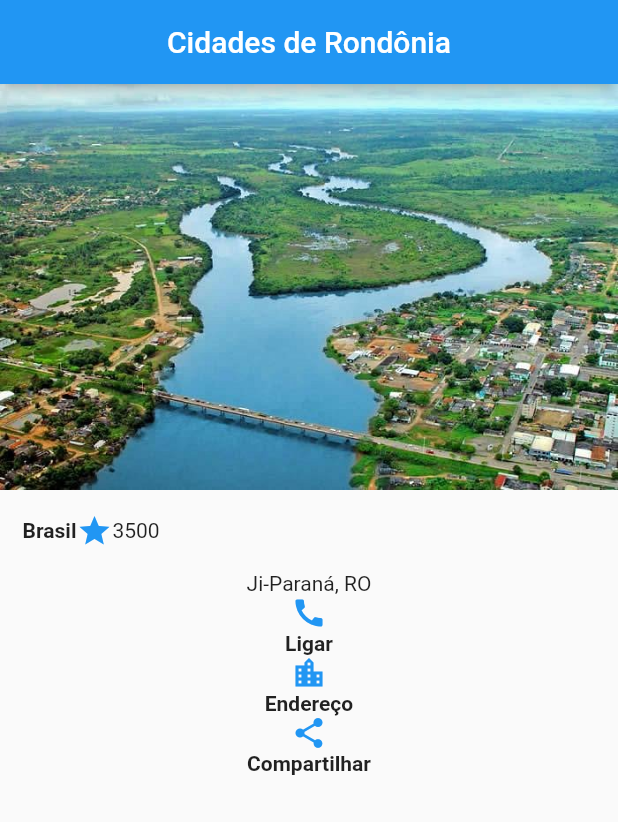
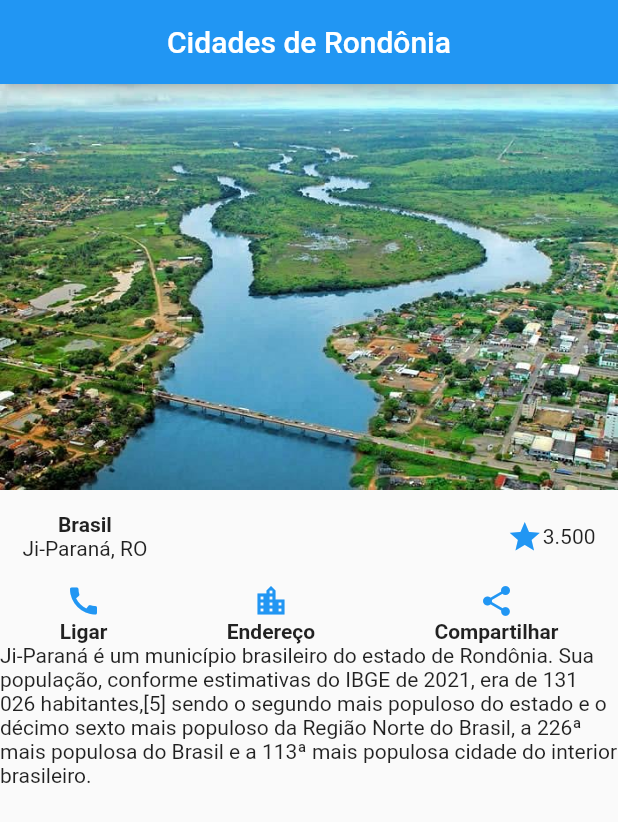
Before and after one commit to ElitonRoberto/Atividade2, a Flutter app: the screen it shows after launch, on a phone screen of 412 x 824 dp. Shown: the top 822 px of the screen. Run offline on Flutter 3.47's test engine with Material 2 defaults, Android fonts, the phone set to English and light mode, and no system bars.

Commit message:
Atualizações

```diff
--- a/lib/main.dart
+++ b/lib/main.dart
@@ -44,46 +44,61 @@ class Aula4 extends StatelessWidget {
 
                 Container(
                   padding:
-                      EdgeInsets.all(15), //espaço de 15px entre os componentes
+                      const EdgeInsets.all(15),//espaço de 15px entre os componentes
+
                   child: const Row(
+                    mainAxisAlignment: MainAxisAlignment.spaceBetween,
                     children: [
+                      Column(children: [
                         Text(
                           "Brasil",
                           style: TextStyle(fontWeight: FontWeight.bold),
                         ),
-
-                      Icon(Icons.star, color: Colors.blue), //icone
-                      Text("3500"),
+                        Text("Ji-Paraná, RO")
+                      ]),
+                      Row(children: [
+                        Icon(Icons.star, color: Colors.blue),
+                        Text("3.500")
+                      ]),
                     ],
-                  ), //termina a linha
                   ),
 
-               Text("Ji-Paraná, RO"),
-
-                Icon(Icons.call, color: Colors.blue),
-                Text(
-                  "Ligar",
-                  style: TextStyle(fontWeight: FontWeight.bold),
+                 //child: Container(child: const Text("ffgbn"),),
                 ),
 
+                const Row(
+                    mainAxisAlignment: MainAxisAlignment.spaceAround,
+                    children: [
+                      Column(children: [
+                        Icon(Icons.call, color: Colors.blue),
+                        Text("Ligar",
+                            style: TextStyle(fontWeight: FontWeight.bold)),
+                      ]),
+                      Column(
+                        children: [
                           Icon(Icons.location_city, color: Colors.blue),
                           Text(
                             "Endereço",
                             style: TextStyle(fontWeight: FontWeight.bold),
                           ),
-
+                        ],
+                      ),
+                      Column(children: [
                         Icon(Icons.share, color: Colors.blue),
                         Text(
                           "Compartilhar",
                           style: TextStyle(fontWeight: FontWeight.bold),
                         ),
+                      ]),
+                    ]),
 
                 // Icon(Icons.star, color: Colors.blue),
-                //Text("Ji-Paraná é um município brasileiro do estado de Rondônia. Sua população, conforme estimativas do IBGE de 2021, era de 131 026 habitantes,[5] sendo o segundo mais populoso do estado e o décimo sexto mais populoso da Região Norte do Brasil, a 226ª mais populosa do Brasil e a 113ª mais populosa cidade do interior brasileiro.")
+                const Text(
+                    "Ji-Paraná é um município brasileiro do estado de Rondônia. Sua população, conforme estimativas do IBGE de 2021, era de 131 026 habitantes,[5] sendo o segundo mais populoso do estado e o décimo sexto mais populoso da Região Norte do Brasil, a 226ª mais populosa do Brasil e a 113ª mais populosa cidade do interior brasileiro."),
               ],
             ),
 
-            /*GridView.count(//Divisão em campos
+            /* GridView.count(//Divisão em campos
               scrollDirection: Axis.horizontal,
               crossAxisCount: 3,
               children: [
```
Also changed, not shown: pubspec.lock. Lines whose indentation alone changed are shown as unchanged.
